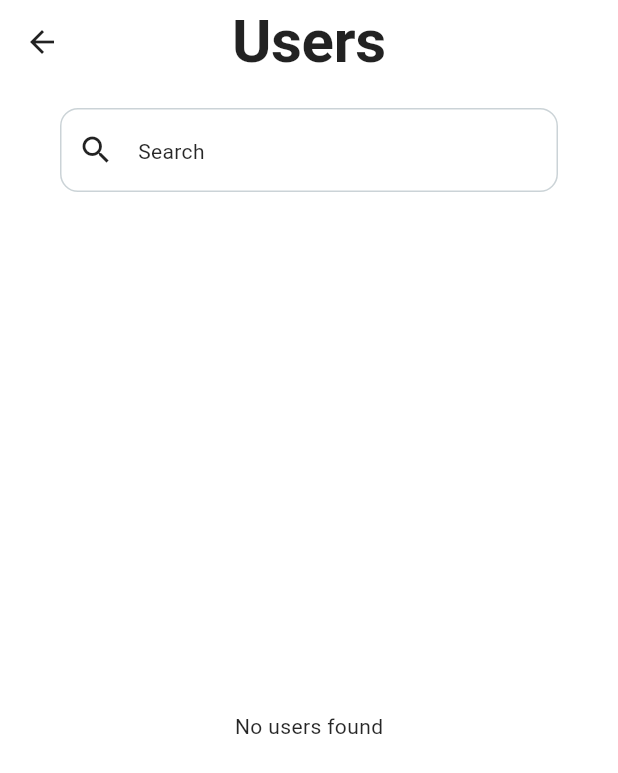
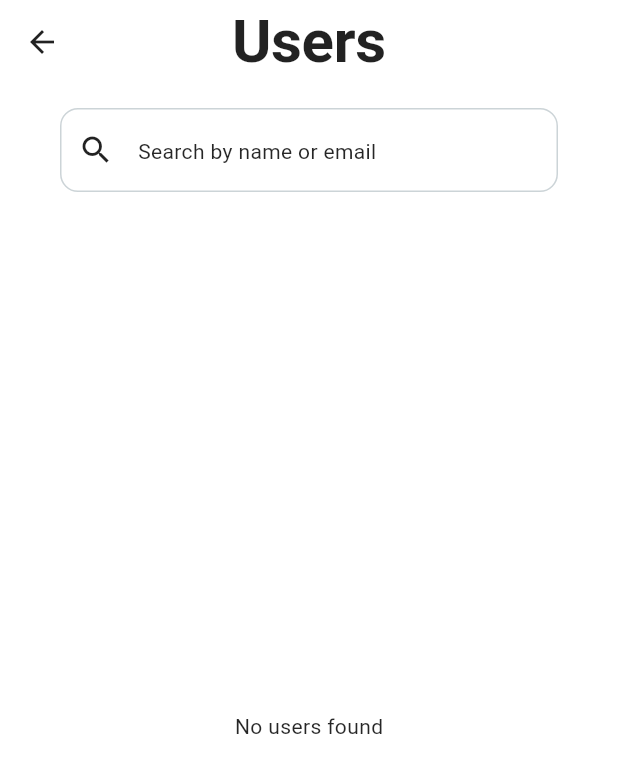
Before and after one commit to Habiba-Abdeldayem/flutter-talk, a Flutter app: the UsersExplorerPage screen opened by its route, on a phone screen of 412 x 824 dp. Shown: the top 773 px of the screen. Run offline on Flutter 3.47's test engine with Material 3 defaults, Android fonts, the phone set to English and light mode, and no system bars; our stand-ins replace cloud_firestore, firebase_auth, firebase_core, flutter_riverpod, shared_preferences; accounts and stored records are empty.

Commit message:
feat(search): implement search functionality in chats and users explorer

```diff
--- a/lib/core/components/shared/app_search_bar.dart
+++ b/lib/core/components/shared/app_search_bar.dart
@@ -1,32 +1,29 @@
 import 'package:flutter/material.dart';
+import 'package:flutter_riverpod/flutter_riverpod.dart';
+import 'package:flutter_talk/core/providers/search_query_provider.dart';
 import 'package:flutter_talk/core/themes/sizes/app_sizes.dart';
 
-class AppSearchBar extends StatelessWidget {
+class AppSearchBar extends ConsumerWidget {
   final String hintText;
-  final TextEditingController controller;
-  final void Function(String value) searchByName;
+  final SearchContext searchContext;
 
   const AppSearchBar({
     super.key,
     required this.hintText,
-    required this.searchByName,
-    required this.controller,
+    required this.searchContext,
   });
 
   @override
-  Widget build(BuildContext context) {
+  Widget build(BuildContext context, WidgetRef ref) {
     return Container(
       padding: EdgeInsets.all(AppSizes.medium),
       margin: EdgeInsets.symmetric(horizontal: AppSizes.large),
       decoration: BoxDecoration(
-        color: Colors.white,
         borderRadius: BorderRadius.circular(AppSizes.radius),
       ),
       child: TextField(
-        controller: controller,
-        onSubmitted: (value) {
-          final query = value.trim();
-          searchByName(query);
+        onChanged: (value) {
+          ref.read(searchQueryProvider(searchContext).notifier).state = value;
         },
         decoration: InputDecoration(
           hint: Text(hintText),
--- a/lib/core/constants/app_hints.dart
+++ b/lib/core/constants/app_hints.dart
@@ -1,6 +1,9 @@
 class AppHints {
-  static const String nameFieldDescription = "Enter your full name as you'd like it to appear.";
-  static const String phoneFieldDescription = 'Include country code, e.g., +20XXXXXXXXX';
+  static const String nameFieldDescription =
+      "Enter your full name as you'd like it to appear.";
+  static const String phoneFieldDescription =
+      'Include country code, e.g., +20XXXXXXXXX';
   static const String bioFieldDescription = 'Write a short bio about yourself';
-  static const String searchHint = 'Search';
+  static const String searchChats = 'Search chats';
+  static const String searchUsersByNameOrEmail = 'Search by name or email';
 }
--- /dev/null
+++ b/lib/core/providers/search_query_provider.dart
@@ -0,0 +1,9 @@
+import 'package:flutter_riverpod/flutter_riverpod.dart';
+
+enum SearchContext { chats, users }
+// family in Riverpod lets you create multiple independent instances of the same provider,
+// each distinguished by the parameter you pass in.
+// something like generic function
+final searchQueryProvider = StateProvider.autoDispose.family<String, SearchContext>(
+  (ref, context) => '',
+);
--- a/lib/core/themes/inputs/app_input_decoration.dart
+++ b/lib/core/themes/inputs/app_input_decoration.dart
@@ -8,7 +8,7 @@ final inputDecorationThemeLight = InputDecorationTheme(
   fillColor: Colors.white,
   hintStyle: TextStyle(color: Colors.grey[600]),
   enabledBorder: OutlineInputBorder(
-    borderSide: BorderSide(color: lightColorScheme.secondary.withOpacity(0.3)),
+    borderSide: BorderSide(color: lightColorScheme.secondary.withValues(alpha:0.3)),
     borderRadius: BorderRadius.circular(AppSizes.radius),
   ),
   focusedBorder: OutlineInputBorder(
@@ -31,7 +31,7 @@ final inputDecorationThemeDark = InputDecorationTheme(
   fillColor: const Color(0xFF1E1E1E),
   hintStyle: TextStyle(color: Colors.grey[400]),
   enabledBorder: OutlineInputBorder(
-    borderSide: BorderSide(color: darkColorScheme.secondary.withOpacity(0.3)),
+    borderSide: BorderSide(color: darkColorScheme.secondary.withValues(alpha:0.3)),
     borderRadius: BorderRadius.circular(AppSizes.radius),
   ),
   focusedBorder: OutlineInputBorder(
--- a/lib/features/user/providers/other_users_provider.dart
+++ b/lib/features/user/providers/other_users_provider.dart
@@ -1,4 +1,5 @@
 import 'package:flutter_riverpod/flutter_riverpod.dart';
+import 'package:flutter_talk/core/providers/search_query_provider.dart';
 import 'package:flutter_talk/features/user/models/user_model.dart';
 import 'package:flutter_talk/features/user/providers/current_user_provider.dart';
 
@@ -15,3 +16,22 @@ final userByIdProvider = StreamProvider.family<UserModel?, String>((ref, uid) {
   final userRepo = ref.watch(userRepositoryProvider);
   return userRepo.fetchUserStreamByUID(uid);
 });
+
+// filtered users based on search
+final filteredUsersProvider = Provider.autoDispose<List<UserModel>>((ref) {
+  final usersAsync = ref.watch(otherUsersProvider);
+  final query = ref.watch(searchQueryProvider(SearchContext.users));
+
+  return usersAsync.when(
+    data: (users) {
+      if (query.isEmpty) return users;
+      final lowerQuery = query.toLowerCase();
+      return users.where((u) {
+        return u.displayName.toLowerCase().contains(lowerQuery) ||
+            u.email.toLowerCase().contains(lowerQuery);
+      }).toList();
+    },
+    loading: () => [],
+    error: (_, _) => [],
+  );
+});
--- a/lib/features/users_explorer.dart/presentation/screens/users_explorer_screen.dart
+++ b/lib/features/users_explorer.dart/presentation/screens/users_explorer_screen.dart
@@ -1,10 +1,11 @@
 import 'package:flutter/material.dart';
 import 'package:flutter_talk/core/components/shared/app_search_bar.dart';
+import 'package:flutter_talk/core/constants/app_hints.dart';
+import 'package:flutter_talk/core/providers/search_query_provider.dart';
 import 'package:flutter_talk/features/users_explorer.dart/presentation/widgets/users_list.dart';
 
 class UsersExplorerPage extends StatelessWidget {
-  UsersExplorerPage({super.key});
-  final TextEditingController controller = TextEditingController();
+  const UsersExplorerPage({super.key});
 
   @override
   Widget build(BuildContext context) {
@@ -17,9 +18,8 @@ class UsersExplorerPage extends StatelessWidget {
       body: Column(
         children: [
           AppSearchBar(
-            hintText: 'Search',
-            searchByName: (value) => print(value),
-            controller: controller,
+            hintText: AppHints.searchUsersByNameOrEmail,
+            searchContext: SearchContext.users,
           ),
           Expanded(child: UsersList()),
         ],
--- a/lib/features/users_explorer.dart/presentation/widgets/users_list.dart
+++ b/lib/features/users_explorer.dart/presentation/widgets/users_list.dart
@@ -1,7 +1,5 @@
 import 'package:flutter/material.dart';
 import 'package:flutter_riverpod/flutter_riverpod.dart';
-import 'package:flutter_talk/core/components/shared/app_error_widget.dart';
-import 'package:flutter_talk/core/components/shared/app_loading_widget.dart';
 import 'package:flutter_talk/core/constants/app_strings.dart';
 import 'package:flutter_talk/core/themes/sizes/app_sizes.dart';
 import 'package:flutter_talk/features/user/providers/other_users_provider.dart';
@@ -12,37 +10,29 @@ class UsersList extends ConsumerWidget {
 
   @override
   Widget build(BuildContext context, WidgetRef ref) {
-    final otherUsersStream = ref.watch(otherUsersProvider);
-    return otherUsersStream.when(
-      data: (users) {
-        if (users.isEmpty) {
+    final filteredUsers = ref.watch(filteredUsersProvider);
+
+    if (filteredUsers.isEmpty) {
       return const Center(child: Text(AppStrings.noUsersFound));
     }
+
     return Padding(
       padding: const EdgeInsets.all(AppSizes.medium),
       child: ListView.builder(
-            itemCount: users.length,
+        itemCount: filteredUsers.length,
         itemBuilder: (context, index) {
           return UserTile(
-                userModel: users[index],
+            userModel: filteredUsers[index],
             onTap: () {
               Navigator.pushNamed(
                 context,
                 '/chat',
-                    arguments: {
-                      'otherUser': users[index],
-                    },
+                arguments: {'otherUser': filteredUsers[index]},
               );
             },
           );
         },
       ),
     );
-      },
-      error: (error, stackTrace) {
-        return const AppErrorWidget(error: AppStrings.somethingWentWrong);
-      },
-      loading: () => const AppLoadingWidget(),
-    );
   }
 }
```
Also changed, not shown: lib/features/home/presentation/screens/home_screen.dart (+8 -13 lines), lib/features/home/presentation/widgets/chat_list.dart (+36 -22 lines), lib/features/home/providers/chat_search_provider.dart (added, +32 -0 lines), lib/features/users_explorer.dart/data/users_repository.dart (deleted, +0 -45 lines). Lines whose indentation alone changed are shown as unchanged.
